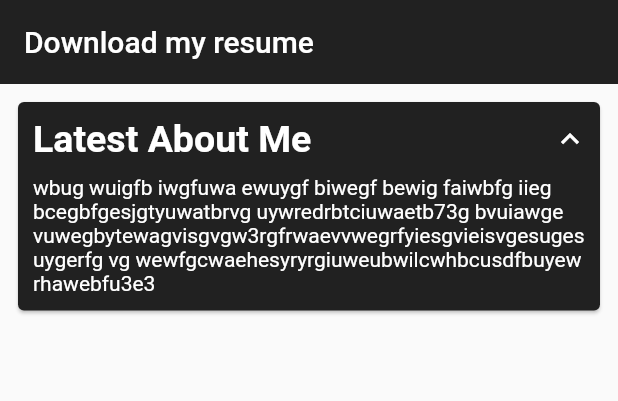
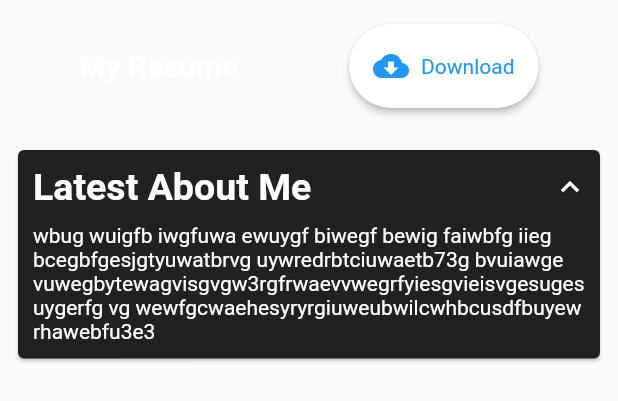
Before and after one commit to lightningbolt047/lightning-about-pwa, a Flutter app: the ContactMe widget shown alone on an empty page, opened directly, after a tap on "Latest About Me", on a phone screen of 412 x 824 dp. Shown: the top 401 px of the screen. Run offline on Flutter 3.47's test engine with Material 2 defaults, Android fonts, the phone set to English and light mode, and no system bars; drawn by our look-alikes of auto_size_text, expandable; our stand-ins replace animated_text_kit, assets_audio_player, community_material_icon, flutter_animation_progress_bar, font_awesome_flutter; missing offline and left inert: animated_icon_button, clipboard, sliver_fill_remaining_box_adapter; network calls fail.

Commit message:
My resume download option works, but with a stupid workaround - If it ain't broke don't fix it

```diff
--- a/lib/const.dart
+++ b/lib/const.dart
@@ -18,6 +18,13 @@ final String instagramProfileURL="https://www.instagram.com/sashankvisweshwaran/
 final String twitterProfileURL="https://www.twitter.com/Sashank47";
 final String email="sashankvisweshwaran@gmail.com";
 
+
+
+final String websiteURL="http://lightning-about.web.app/";
+
+
+
+
 final Function getLanguageLogo=(String language){
   if(language=="Dart"){
     return "assets/flutter_icon.png";
--- a/lib/screens/about_me_screen.dart
+++ b/lib/screens/about_me_screen.dart
@@ -1,4 +1,5 @@
 import 'dart:async';
+import 'package:auto_size_text/auto_size_text.dart';
 import 'package:community_material_icon/community_material_icon.dart';
 import 'package:flutter/cupertino.dart';
 import 'package:flutter/material.dart';
@@ -7,6 +8,7 @@ import 'package:myresume/const.dart';
 import 'package:myresume/services/http_services.dart';
 import 'package:myresume/widgets/cards.dart';
 import 'package:myresume/widgets/my_updates_expandable.dart';
+import 'package:url_launcher/url_launcher.dart';
 
 class AboutMe extends StatefulWidget {
   @override
@@ -465,6 +467,16 @@ class _ContactMeState extends State<ContactMe> with SingleTickerProviderStateMix
     return;
   }
 
+  void _launchURL(String url) async{
+    if(await canLaunch(url)){
+      launch(url);
+    }
+    else{
+      print("Couldn\'t launch URL ");
+      throw "Can\'t launch $url";
+    }
+  }
+
   @override
   void initState() {
     _controller = AnimationController(vsync: this);
@@ -479,14 +491,46 @@ class _ContactMeState extends State<ContactMe> with SingleTickerProviderStateMix
 
   @override
   Widget build(BuildContext context) {
+    Size _fullSize=MediaQuery.of(context).size;
     _isLowWidth();
     return CustomScrollView(
       slivers: [
-        SliverAppBar(
-          backgroundColor: kFinalScaffoldColor,
-          elevation: 0,
-          title: Text("Download my resume"),
-          automaticallyImplyLeading: false,
+        SliverToBoxAdapter(
+          child: Padding(
+            padding: const EdgeInsets.all(16.0),
+            child: Row(
+              mainAxisAlignment: _lowWidth?MainAxisAlignment.spaceAround:MainAxisAlignment.spaceEvenly,
+              children: [
+                AutoSizeText("My Resume",minFontSize:5,style: TextStyle(color: Colors.white, fontSize: _lowWidth?20:25,fontWeight: FontWeight.bold),),
+                RawMaterialButton(
+                  shape: RoundedRectangleBorder(
+                    borderRadius: BorderRadius.all(Radius.circular(30))
+                  ),
+                  fillColor: Colors.white,
+                  hoverElevation: 7,
+                  onPressed: (){
+                    _launchURL(websiteURL+'assets/assets/SashankVisweshwaran-CB.EN.U4CSE18354.pdf');
+                  },
+                  child: Padding(
+                    padding: const EdgeInsets.all(16.0),
+                    child: Row(
+                      mainAxisAlignment: MainAxisAlignment.spaceEvenly,
+                      children: [
+                        Padding(
+                          padding: const EdgeInsets.only(right:4.0),
+                          child: Icon(Icons.cloud_download,color: Colors.blue,),
+                        ),
+                        Padding(
+                          padding: const EdgeInsets.only(left:4.0),
+                          child: Text("Download",style: TextStyle(color: Colors.blue),),
+                        ),
+                      ],
+                    ),
+                  ),
+                ),
+              ],
+            ),
+          ),
         ),
         SliverList(
           delegate: SliverChildListDelegate(
```
Also changed, not shown: 2 other files.
